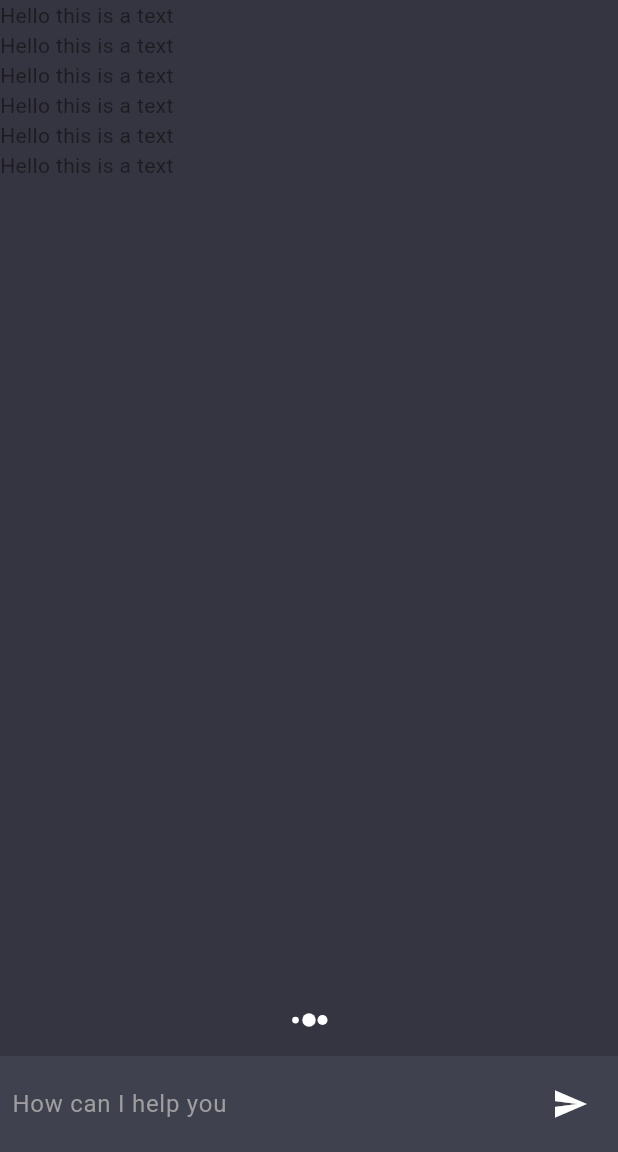
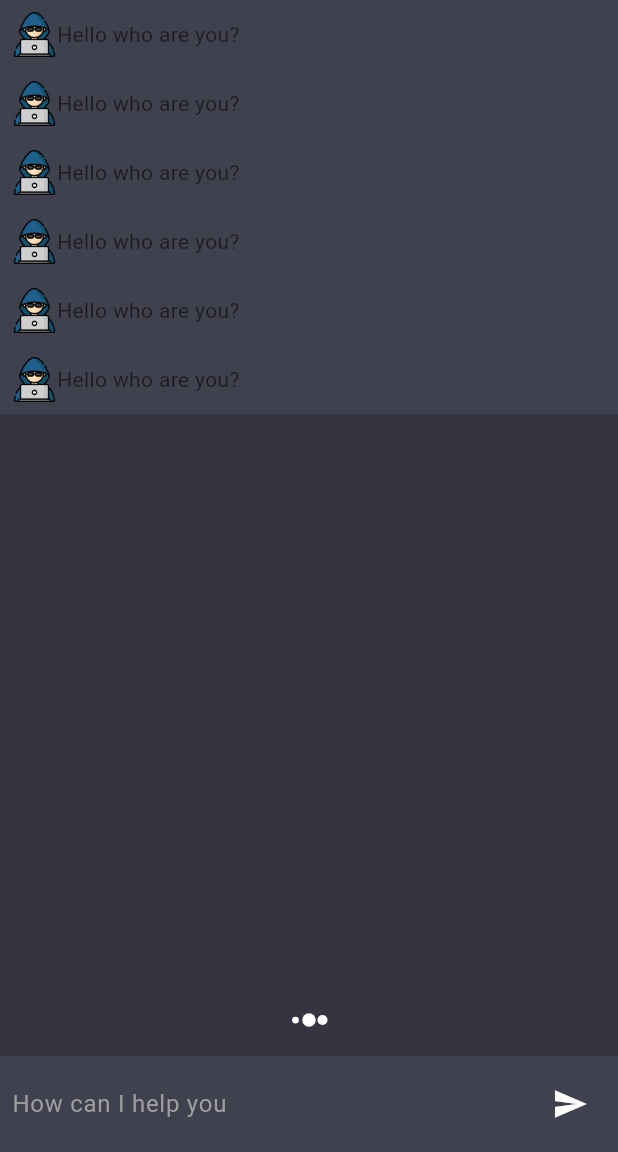
Before and after one commit to ngothanhluc/AdvancedMobile, a Flutter app: the screen it shows after launch, on a phone screen of 412 x 824 dp, the part 84-1236 px from its top. Run offline on Flutter 3.47's test engine with Material 3 defaults, Android fonts, the phone set to English and light mode, and no system bars; our stand-ins replace flutter_spinkit.

Commit message:
Create Chat Widget

```diff
--- a/chatgpt_app/lib/screens/chat_screen.dart
+++ b/chatgpt_app/lib/screens/chat_screen.dart
@@ -1,4 +1,5 @@
 import 'package:chatgpt_app/constants/constants.dart';
+import 'package:chatgpt_app/widgets/chat_widget.dart';
 import 'package:flutter/material.dart';
 import 'package:flutter/src/widgets/container.dart';
 import 'package:flutter/src/widgets/framework.dart';
@@ -46,7 +47,7 @@
               child: ListView.builder(
                   itemCount: 6,
                   itemBuilder: (context, index) {
-                    return const Text("Hello this is a text");
+                    return const ChatWidget();
                   })),
           if (_isTyping) ...[
             const SpinKitThreeBounce(
--- /dev/null
+++ b/chatgpt_app/lib/widgets/chat_widget.dart
@@ -0,0 +1,31 @@
+import "package:chatgpt_app/constants/constants.dart";
+import 'package:flutter/material.dart';
+
+import "../services/assets_manager.dart";
+
+class ChatWidget extends StatelessWidget {
+  const ChatWidget({super.key});
+
+  @override
+  Widget build(BuildContext context) {
+    return Column(
+      children: [
+        Material(
+          color: cardColor,
+          child: Padding(
+              padding: const EdgeInsets.all(8.0),
+              child: Row(
+                children: [
+                  Image.asset(
+                    AssetsManager.userImage,
+                    height: 30,
+                    width: 30,
+                  ),
+                  Text("Hello who are you?")
+                ],
+              )),
+        )
+      ],
+    );
+  }
+}
```
Also changed, not shown: chatgpt_app/lib/constants/constants.dart (+30 -0 lines).
